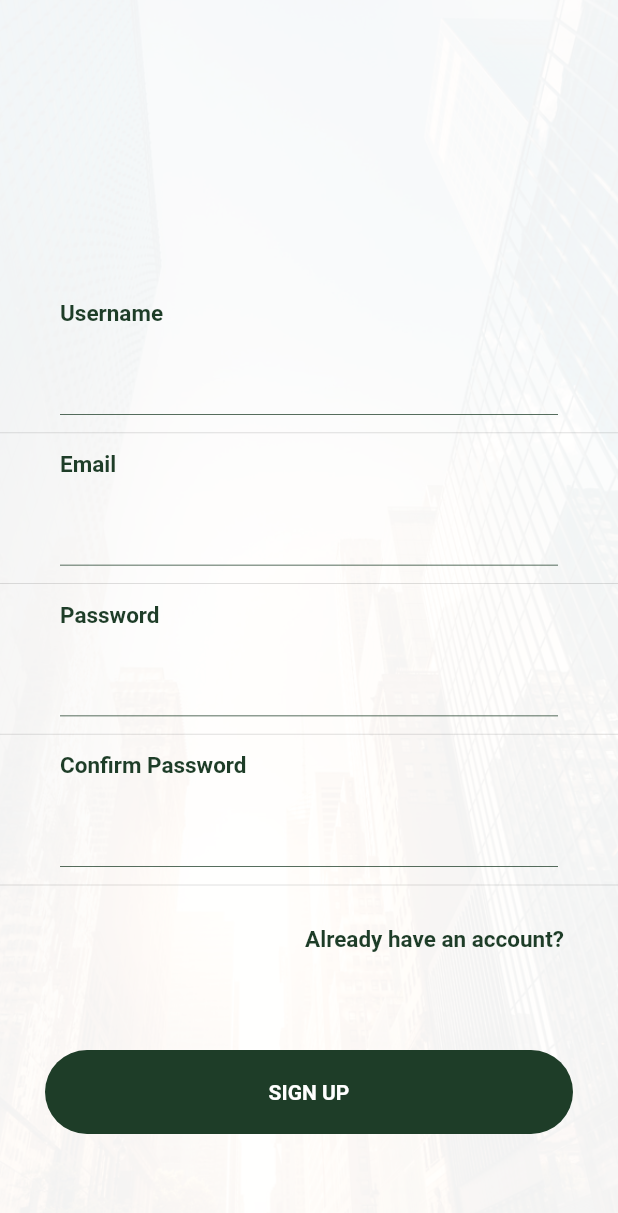
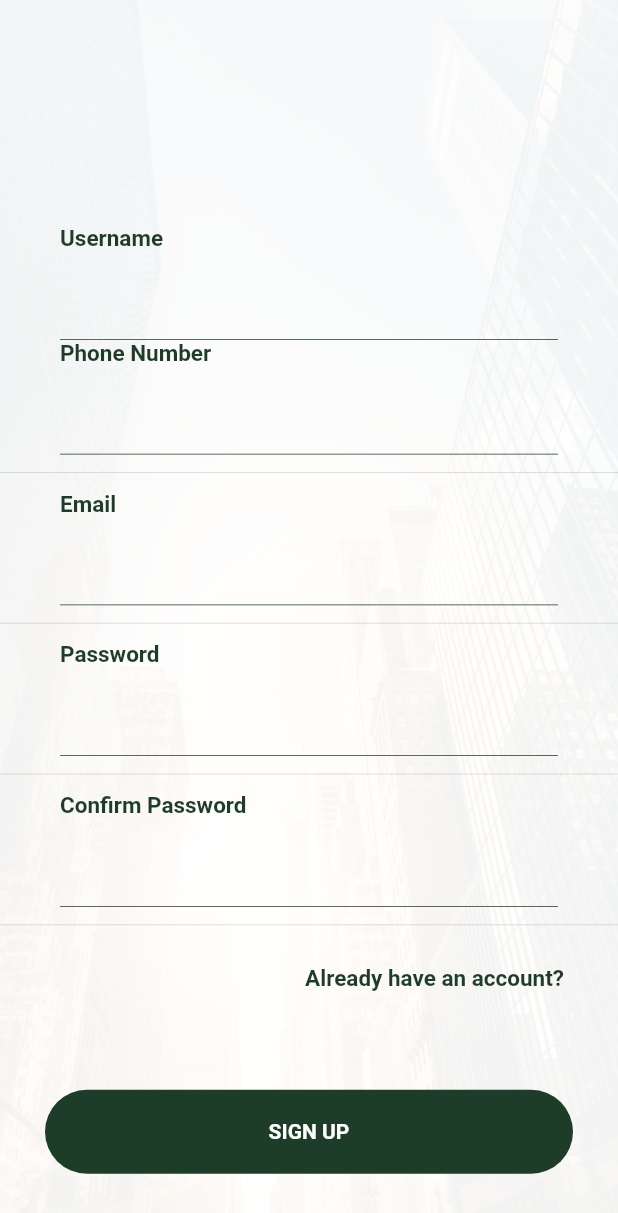
Before and after one commit to AtumaKen/login_test, a Flutter app: the screen it shows after launch, swiped to page 3, on a phone screen of 412 x 824 dp. Shown: the top 1213 px of the screen. Run offline on Flutter 3.47's test engine with Material 2 defaults, Android fonts, the phone set to English and light mode, and no system bars; our stand-ins replace shared_preferences.

Commit message:
added sign-up functionality.

```diff
--- a/lib/main.dart
+++ b/lib/main.dart
@@ -1,9 +1,10 @@
 import 'package:flutter/material.dart';
 import 'package:login_test/dashboard/app_theme.dart';
-import 'package:login_test/dashboard/draw_test.dart';
 import 'package:login_test/providers/appstate_notifier.dart';
 import 'package:login_test/screens/authenticate_pageview.dart';
 import 'package:provider/provider.dart';
+
+import 'providers/auth_provider.dart';
 
 void main() {
   runApp(MyApp());
@@ -13,8 +14,13 @@ class MyApp extends StatelessWidget {
   // This widget is the root of your application.
   @override
   Widget build(BuildContext context) {
-    return ChangeNotifierProvider.value(
-      value: AppStateNotifier(),
+    return MultiProvider(
+      providers: [
+        ChangeNotifierProvider(
+          create: (_) => AppStateNotifier(),
+        ),
+        ChangeNotifierProvider(create: (_) => AuthProvider()),
+      ],
       child: Consumer<AppStateNotifier>(
         builder: (context, appState, _) {
           return MaterialApp(
--- /dev/null
+++ b/lib/models/request/auth_request.dart
@@ -0,0 +1,31 @@
+class SignUpRequestModel {
+  String firstName;
+  String lastName;
+  String phone;
+  String email;
+  String password;
+  String confirmPassword;
+
+  SignUpRequestModel(
+      {this.firstName,
+      this.lastName,
+      this.phone,
+      this.email,
+      this.password,
+      this.confirmPassword});
+
+  @override
+  String toString() {
+    return this.firstName +
+        " " +
+        this.lastName +
+        " " +
+        this.phone +
+        " " +
+        this.email +
+        " " +
+        this.password +
+        " " +
+        this.confirmPassword;
+  }
+}
--- /dev/null
+++ b/lib/models/response/auth_response.dart
@@ -0,0 +1,5 @@
+class SignUpResponseModel{
+  String token;
+  String id;
+  SignUpResponseModel({this.token, this.id});
+}
--- /dev/null
+++ b/lib/providers/auth_provider.dart
@@ -0,0 +1,23 @@
+import 'package:flutter/foundation.dart';
+import 'package:login_test/models/request/auth_request.dart';
+import 'package:login_test/models/response/auth_response.dart';
+import 'package:login_test/service/auth_service.dart';
+
+class AuthProvider with ChangeNotifier{
+  String _token;
+  AuthService _authService;
+
+  String get token => _token;
+
+  AuthProvider(){
+    intiStreams();
+  }
+  void intiStreams(){
+    _token = "empty";
+    _authService = AuthService();
+  }
+   Future<void> trySignUp(SignUpRequestModel signUpModel) async{
+    SignUpResponseModel signUpResponseModel = await _authService.signUpReq(signUpModel);
+    _token = signUpResponseModel.token;
+  }
+}
--- a/lib/screens/auth_home.dart
+++ b/lib/screens/auth_home.dart
@@ -24,6 +24,7 @@ class HomePage extends StatelessWidget {
 
   @override
   Widget build(BuildContext context) {
+    FocusScope.of(context).unfocus();
     return Scaffold(
       body: Container(
         height: MediaQuery.of(context).size.height,
--- a/lib/screens/authenticate_pageview.dart
+++ b/lib/screens/authenticate_pageview.dart
@@ -25,7 +25,7 @@ class _LoginScreen3State extends State<LoginScreen3>
           children: <Widget>[
             LoginPage(),
             HomePage(_controller),
-            SignupPage(_controller)
+            SignUpPage(_controller)
           ],
           scrollDirection: Axis.horizontal,
         ));
--- a/lib/screens/sign_up_screen.dart
+++ b/lib/screens/sign_up_screen.dart
@@ -1,10 +1,26 @@
 import 'package:flutter/material.dart';
 import 'package:login_test/dashboard/app_theme.dart';
+import 'package:login_test/models/request/auth_request.dart';
+import 'package:login_test/providers/auth_provider.dart';
+import 'package:provider/provider.dart';
 
-class SignupPage extends StatelessWidget {
+class SignUpPage extends StatelessWidget {
   final PageController _pageController;
 
-  const SignupPage(this._pageController);
+  SignUpPage(this._pageController);
+
+  static final GlobalKey<FormState> _formKey = GlobalKey<FormState>();
+
+
+  Future<void> _submit(BuildContext context, SignUpRequestModel signUpRequestModel) async {
+    FocusScope.of(context).unfocus();
+    _formKey.currentState.save();
+    print(signUpRequestModel.email);
+    print(signUpRequestModel.confirmPassword);
+    await Provider.of<AuthProvider>(context, listen: false)
+        .trySignUp(signUpRequestModel)
+        .then((_) => _pageController.jumpToPage(0));
+  }
 
   _gotoLogin() {
     _pageController.animateToPage(
@@ -16,10 +32,14 @@ class SignupPage extends StatelessWidget {
 
   @override
   Widget build(BuildContext context) {
+    SignUpRequestModel _signUpRequestModel = SignUpRequestModel();
     return Scaffold(
       body: SingleChildScrollView(
         child: Container(
-          height: MediaQuery.of(context).size.height,
+          height: MediaQuery
+              .of(context)
+              .size
+              .height,
           decoration: BoxDecoration(
             color: Colors.white,
             image: DecorationImage(
@@ -29,11 +49,12 @@ class SignupPage extends StatelessWidget {
               fit: BoxFit.cover,
             ),
           ),
+          child: Form(
+            key: _formKey,
             child: Column(
               children: <Widget>[
-
                 Container(
-                padding: EdgeInsets.all(100.0),
+                  padding: EdgeInsets.only(left:100.0, right: 100.0, top: 50, bottom: 100),
                   child: Center(
                     // child: Icon(
                     //   Icons.headset_mic,
@@ -60,7 +81,10 @@ class SignupPage extends StatelessWidget {
                   ],
                 ),
                 Container(
-                width: MediaQuery.of(context).size.width,
+                  width: MediaQuery
+                      .of(context)
+                      .size
+                      .width,
                   margin:
                   const EdgeInsets.only(left: 40.0, right: 40.0, top: 10.0),
                   alignment: Alignment.center,
@@ -78,9 +102,67 @@ class SignupPage extends StatelessWidget {
                     mainAxisAlignment: MainAxisAlignment.start,
                     children: <Widget>[
                       Expanded(
-                      child: TextField(
-                        obscureText: true,
+                        child: TextFormField(
+                          cursorColor: AppTheme.easySwitchGreen,
                           textAlign: TextAlign.left,
+                          onSaved: (value) {
+                            _signUpRequestModel.firstName = value;
+                            _signUpRequestModel.lastName = value;
+                          },
+                          decoration: InputDecoration(
+                            border: InputBorder.none,
+                            hintStyle: TextStyle(color: Colors.grey),
+                          ),
+                        ),
+                      ),
+                    ],
+                  ),
+                ),
+                Row(
+                  children: <Widget>[
+                    Expanded(
+                      child: Padding(
+                        padding: const EdgeInsets.only(left: 40.0),
+                        child: Text(
+                          "Phone Number",
+                          style: TextStyle(
+                            fontWeight: FontWeight.bold,
+                            color: AppTheme.easySwitchGreen,
+                            fontSize: 15.0,
+                          ),
+                        ),
+                      ),
+                    ),
+                  ],
+                ),
+                Container(
+                  width: MediaQuery
+                      .of(context)
+                      .size
+                      .width,
+                  margin:
+                  const EdgeInsets.only(left: 40.0, right: 40.0, top: 10.0),
+                  alignment: Alignment.center,
+                  decoration: BoxDecoration(
+                    border: Border(
+                      bottom: BorderSide(
+                          color: AppTheme.easySwitchGreen,
+                          width: 0.5,
+                          style: BorderStyle.solid),
+                    ),
+                  ),
+                  padding: const EdgeInsets.only(left: 0.0, right: 10.0),
+                  child: Row(
+                    crossAxisAlignment: CrossAxisAlignment.center,
+                    mainAxisAlignment: MainAxisAlignment.start,
+                    children: <Widget>[
+                      Expanded(
+                        child: TextFormField(
+                          cursorColor: AppTheme.easySwitchGreen,
+                          textAlign: TextAlign.left,
+                          onSaved: (value) {
+                            _signUpRequestModel.phone = value;
+                          },
                           decoration: InputDecoration(
                             border: InputBorder.none,
                             hintStyle: TextStyle(color: Colors.grey),
@@ -111,7 +193,10 @@ class SignupPage extends StatelessWidget {
                   ],
                 ),
                 Container(
-                width: MediaQuery.of(context).size.width,
+                  width: MediaQuery
+                      .of(context)
+                      .size
+                      .width,
                   margin:
                   const EdgeInsets.only(left: 40.0, right: 40.0, top: 10.0),
                   alignment: Alignment.center,
@@ -129,9 +214,10 @@ class SignupPage extends StatelessWidget {
                     mainAxisAlignment: MainAxisAlignment.start,
                     children: <Widget>[
                       Expanded(
-                      child: TextField(
-                        obscureText: true,
+                        child: TextFormField(
                           textAlign: TextAlign.left,
+                          cursorColor: AppTheme.easySwitchGreen,
+                          onSaved: (value)=> _signUpRequestModel.email = value,
                           decoration: InputDecoration(
                             border: InputBorder.none,
                             hintStyle: TextStyle(color: Colors.grey),
@@ -162,7 +248,10 @@ class SignupPage extends StatelessWidget {
                   ],
                 ),
                 Container(
-                width: MediaQuery.of(context).size.width,
+                  width: MediaQuery
+                      .of(context)
+                      .size
+                      .width,
                   margin:
                   const EdgeInsets.only(left: 40.0, right: 40.0, top: 10.0),
                   alignment: Alignment.center,
@@ -180,9 +269,11 @@ class SignupPage extends StatelessWidget {
                     mainAxisAlignment: MainAxisAlignment.start,
                     children: <Widget>[
                       Expanded(
-                      child: TextField(
+                        child: TextFormField(
                           obscureText: true,
                           textAlign: TextAlign.left,
+                          cursorColor: AppTheme.easySwitchGreen,
+                          onSaved: (value)=> _signUpRequestModel.password = value,
                           decoration: InputDecoration(
                             border: InputBorder.none,
                             hintStyle: TextStyle(color: Colors.grey),
@@ -213,7 +304,10 @@ class SignupPage extends StatelessWidget {
                   ],
                 ),
                 Container(
-                width: MediaQuery.of(context).size.width,
+                  width: MediaQuery
+                      .of(context)
+                      .size
+                      .width,
                   margin:
                   const EdgeInsets.only(left: 40.0, right: 40.0, top: 10.0),
                   alignment: Alignment.center,
@@ -231,9 +325,11 @@ class SignupPage extends StatelessWidget {
                     mainAxisAlignment: MainAxisAlignment.start,
                     children: <Widget>[
                       Expanded(
-                      child: TextField(
+                        child: TextFormField(
                           obscureText: true,
                           textAlign: TextAlign.left,
+                          cursorColor: AppTheme.easySwitchGreen,
+                          onSaved: (value)=> _signUpRequestModel.confirmPassword = value,
                           decoration: InputDecoration(
                             border: InputBorder.none,
                             hintStyle: TextStyle(color: Colors.grey),
@@ -267,7 +363,10 @@ class SignupPage extends StatelessWidget {
                   ],
                 ),
                 Container(
-                width: MediaQuery.of(context).size.width,
+                  width: MediaQuery
+                      .of(context)
+                      .size
+                      .width,
                   margin:
                   const EdgeInsets.only(left: 30.0, right: 30.0, top: 50.0),
                   alignment: Alignment.center,
@@ -279,7 +378,7 @@ class SignupPage extends StatelessWidget {
                             borderRadius: BorderRadius.circular(30.0),
                           ),
                           color: AppTheme.easySwitchGreen,
-                        onPressed: () {},
+                          onPressed:  ()=> _submit(context, _signUpRequestModel),
                           child: Container(
                             padding: const EdgeInsets.symmetric(
                               vertical: 20.0,
@@ -309,6 +408,7 @@ class SignupPage extends StatelessWidget {
             ),
           ),
         ),
+      ),
     );
   }
 }
--- a/pubspec.yaml
+++ b/pubspec.yaml
@@ -24,6 +24,8 @@ dependencies:
   flutter:
     sdk: flutter
   provider: ^5.0.0
+  http: ^0.13.0
+  shared_preferences: ^2.0.5
 
 
   # The following adds the Cupertino Icons font to your application.
```
Also changed, not shown: lib/service/auth_service.dart (added, +40 -0 lines), pubspec.lock. Lines whose indentation alone changed are shown as unchanged.
